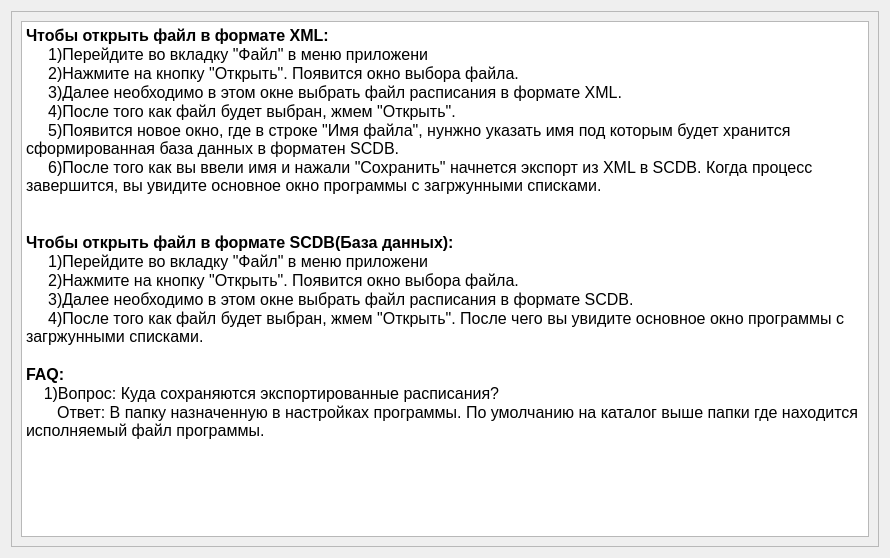
Old version of the form infowidget.ui in the repository lex1133/ScheduleV2.
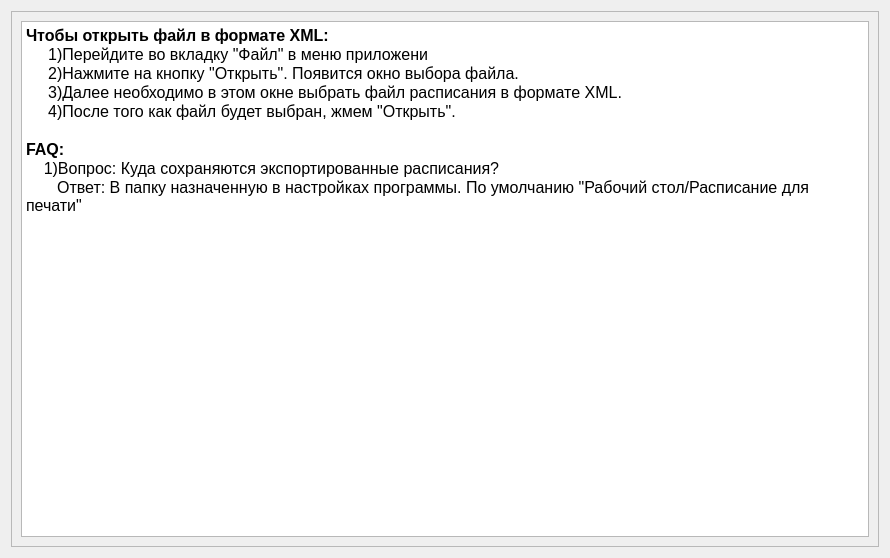
New version of the form.

What changed in the file:
```diff
--- a/infowidget.ui
+++ b/infowidget.ui
@@ -41,19 +41,10 @@
 &lt;p style=&quot; margin-top:0px; margin-bottom:0px; margin-left:0px; margin-right:0px; -qt-block-indent:0; text-indent:0px;&quot;&gt;&lt;span style=&quot; font-size:12pt;&quot;&gt;     2)Нажмите на кнопку &amp;quot;Открыть&amp;quot;. Появится окно выбора файла.&lt;/span&gt;&lt;/p&gt;
 &lt;p style=&quot; margin-top:0px; margin-bottom:0px; margin-left:0px; margin-right:0px; -qt-block-indent:0; text-indent:0px;&quot;&gt;&lt;span style=&quot; font-size:12pt;&quot;&gt;     3)Далее необходимо в этом окне выбрать файл расписания в формате XML.&lt;/span&gt;&lt;/p&gt;
 &lt;p style=&quot; margin-top:0px; margin-bottom:0px; margin-left:0px; margin-right:0px; -qt-block-indent:0; text-indent:0px;&quot;&gt;&lt;span style=&quot; font-size:12pt;&quot;&gt;     4)После того как файл будет выбран, жмем &amp;quot;Открыть&amp;quot;.&lt;/span&gt;&lt;/p&gt;
-&lt;p style=&quot; margin-top:0px; margin-bottom:0px; margin-left:0px; margin-right:0px; -qt-block-indent:0; text-indent:0px;&quot;&gt;&lt;span style=&quot; font-size:12pt;&quot;&gt;     5)Появится новое окно, где в строке &amp;quot;Имя файла&amp;quot;, нунжно указать имя под которым будет хранится сформированная база данных в форматен SCDB.&lt;/span&gt;&lt;/p&gt;
-&lt;p style=&quot; margin-top:0px; margin-bottom:0px; margin-left:0px; margin-right:0px; -qt-block-indent:0; text-indent:0px;&quot;&gt;&lt;span style=&quot; font-size:12pt;&quot;&gt;     6)После того как вы ввели имя и нажали &amp;quot;Сохранить&amp;quot; начнется экспорт из XML в SCDB. Когда процесс завершится, вы увидите основное окно программы с загржунными списками.&lt;/span&gt;&lt;/p&gt;
-&lt;p style=&quot;-qt-paragraph-type:empty; margin-top:0px; margin-bottom:0px; margin-left:0px; margin-right:0px; -qt-block-indent:0; text-indent:0px; font-size:12pt;&quot;&gt;&lt;br /&gt;&lt;/p&gt;
-&lt;p style=&quot;-qt-paragraph-type:empty; margin-top:0px; margin-bottom:0px; margin-left:0px; margin-right:0px; -qt-block-indent:0; text-indent:0px; font-size:12pt;&quot;&gt;&lt;br /&gt;&lt;/p&gt;
-&lt;p style=&quot; margin-top:0px; margin-bottom:0px; margin-left:0px; margin-right:0px; -qt-block-indent:0; text-indent:0px;&quot;&gt;&lt;span style=&quot; font-size:12pt; font-weight:600;&quot;&gt;Чтобы открыть файл в формате SCDB(База данных):&lt;/span&gt;&lt;/p&gt;
-&lt;p style=&quot; margin-top:0px; margin-bottom:0px; margin-left:0px; margin-right:0px; -qt-block-indent:0; text-indent:0px;&quot;&gt;&lt;span style=&quot; font-size:12pt;&quot;&gt;     1)Перейдите во вкладку &amp;quot;Файл&amp;quot; в меню приложени&lt;/span&gt;&lt;/p&gt;
-&lt;p style=&quot; margin-top:0px; margin-bottom:0px; margin-left:0px; margin-right:0px; -qt-block-indent:0; text-indent:0px;&quot;&gt;&lt;span style=&quot; font-size:12pt;&quot;&gt;     2)Нажмите на кнопку &amp;quot;Открыть&amp;quot;. Появится окно выбора файла.&lt;/span&gt;&lt;/p&gt;
-&lt;p style=&quot; margin-top:0px; margin-bottom:0px; margin-left:0px; margin-right:0px; -qt-block-indent:0; text-indent:0px;&quot;&gt;&lt;span style=&quot; font-size:12pt;&quot;&gt;     3)Далее необходимо в этом окне выбрать файл расписания в формате SCDB.&lt;/span&gt;&lt;/p&gt;
-&lt;p style=&quot; margin-top:0px; margin-bottom:0px; margin-left:0px; margin-right:0px; -qt-block-indent:0; text-indent:0px;&quot;&gt;&lt;span style=&quot; font-size:12pt;&quot;&gt;     4)После того как файл будет выбран, жмем &amp;quot;Открыть&amp;quot;. После чего вы увидите основное окно программы с загржунными списками.&lt;/span&gt;&lt;/p&gt;
 &lt;p style=&quot;-qt-paragraph-type:empty; margin-top:0px; margin-bottom:0px; margin-left:0px; margin-right:0px; -qt-block-indent:0; text-indent:0px; font-size:12pt;&quot;&gt;&lt;br /&gt;&lt;/p&gt;
 &lt;p style=&quot; margin-top:0px; margin-bottom:0px; margin-left:0px; margin-right:0px; -qt-block-indent:0; text-indent:0px;&quot;&gt;&lt;span style=&quot; font-size:12pt; font-weight:600;&quot;&gt;FAQ:&lt;/span&gt;&lt;/p&gt;
 &lt;p style=&quot; margin-top:0px; margin-bottom:0px; margin-left:0px; margin-right:0px; -qt-block-indent:0; text-indent:0px;&quot;&gt;&lt;span style=&quot; font-size:12pt; font-weight:600;&quot;&gt;    &lt;/span&gt;&lt;span style=&quot; font-size:12pt;&quot;&gt;1)Вопрос: Куда сохраняются экспортированные расписания?&lt;/span&gt;&lt;/p&gt;
-&lt;p style=&quot; margin-top:0px; margin-bottom:0px; margin-left:0px; margin-right:0px; -qt-block-indent:0; text-indent:0px;&quot;&gt;&lt;span style=&quot; font-size:12pt;&quot;&gt;       Ответ: В папку назначенную в настройках программы. По умолчанию на каталог выше папки где находится исполняемый файл программы.&lt;/span&gt;&lt;/p&gt;
+&lt;p style=&quot; margin-top:0px; margin-bottom:0px; margin-left:0px; margin-right:0px; -qt-block-indent:0; text-indent:0px;&quot;&gt;&lt;span style=&quot; font-size:12pt;&quot;&gt;       Ответ: В папку назначенную в настройках программы. По умолчанию &amp;quot;Рабочий стол/Расписание для печати&amp;quot;&lt;/span&gt;&lt;/p&gt;
 &lt;p style=&quot; margin-top:0px; margin-bottom:0px; margin-left:0px; margin-right:0px; -qt-block-indent:0; text-indent:0px;&quot;&gt;&lt;span style=&quot; font-size:12pt;&quot;&gt;    &lt;/span&gt;&lt;/p&gt;
 &lt;p style=&quot;-qt-paragraph-type:empty; margin-top:0px; margin-bottom:0px; margin-left:0px; margin-right:0px; -qt-block-indent:0; text-indent:0px; font-size:12pt;&quot;&gt;&lt;br /&gt;&lt;/p&gt;
 &lt;p style=&quot;-qt-paragraph-type:empty; margin-top:0px; margin-bottom:0px; margin-left:0px; margin-right:0px; -qt-block-indent:0; text-indent:0px; font-size:12pt;&quot;&gt;&lt;br /&gt;&lt;/p&gt;
```
